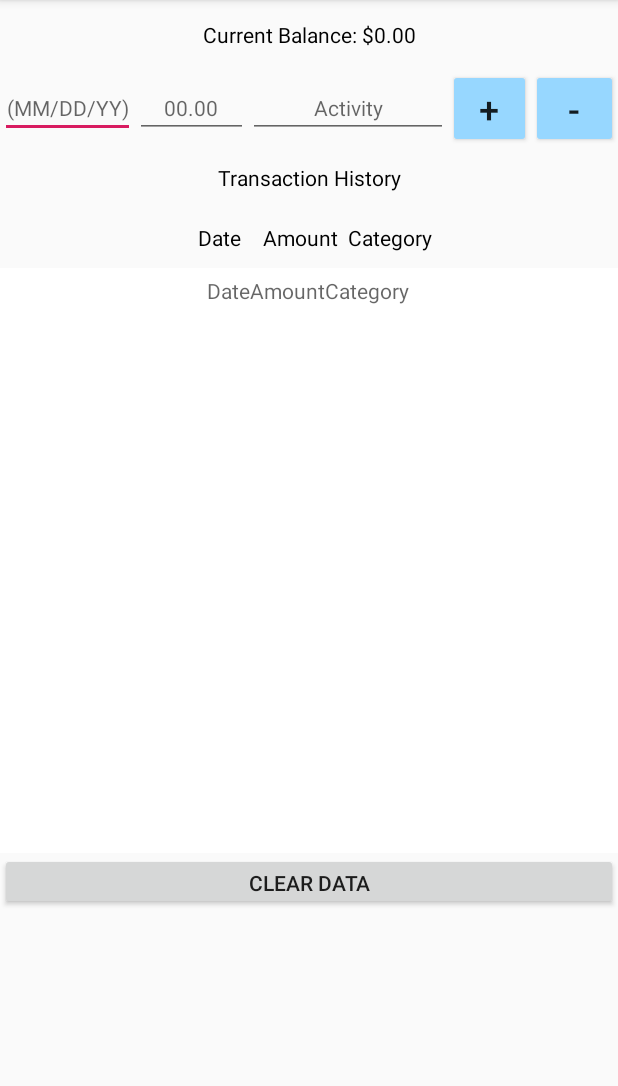
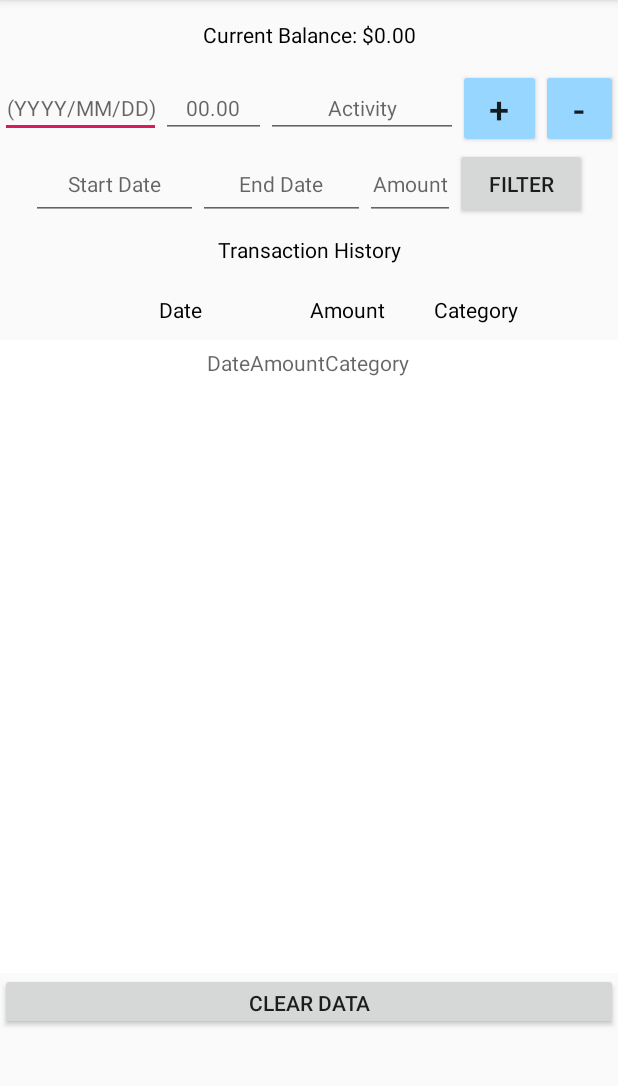
Before and after one commit to umendoza93/MoneyMgmt_v2, an Android app: the screen it shows after launch (MainActivity), on a phone screen of 412 x 824 dp, the part 84-1170 px from its top. Run offline under Robolectric (Android 15) with nearby library versions, the phone set to English and light mode, and no system bars; 3 statements that could not run were skipped.

Commit message:
added database filter for assignment 5

```diff
--- a/app/src/main/java/com/example/moneymgmt_v2/MainActivity.java
+++ b/app/src/main/java/com/example/moneymgmt_v2/MainActivity.java
@@ -17,8 +17,8 @@ import android.widget.TextView;
 import android.widget.Toast;
 
 public class MainActivity extends AppCompatActivity {
-    Button btnPlus,btnMinus,btnClr;
-    EditText dateLine,amtLine,infoLine;
+    Button btnPlus,btnMinus,btnClr,btnFilter;
+    EditText dateLine,amtLine,infoLine,startDate,endDate,filterAmt;
     TextView blnLine,tblDateLIne, tblAmtLine, tblInfoLine;
     TableRow mainRow;
     SQLiteDatabase db;
@@ -36,10 +36,14 @@ public class MainActivity extends AppCompatActivity {
         tblInfoLine = findViewById(R.id.tblCatID);
         tblAmtLine = findViewById(R.id.tblAmtID);
         blnLine = findViewById(R.id.blnID);
+        startDate = findViewById(R.id.startDate);
+        endDate = findViewById(R.id.endDate);
+        filterAmt = findViewById(R.id.filterAmt);
 
         btnPlus = findViewById(R.id.btnPlus);
         btnMinus = findViewById(R.id.btnMinus);
         btnClr = findViewById(R.id.clrID);
+        btnFilter = findViewById(R.id.btnFilter);
 
         // Set current balance at the top and populate the content body
         db = openOrCreateDatabase("transaction.db", Context.MODE_PRIVATE,null);
@@ -121,6 +125,53 @@ public class MainActivity extends AppCompatActivity {
             }
         });
 
+        btnFilter.setOnClickListener(new View.OnClickListener() {
+            @Override
+            public void onClick(View v) {
+                tblDateLIne.setText("");
+                tblAmtLine.setText("");
+                tblInfoLine.setText("");
+                Cursor cursor;
+
+                if (!(startDate.getText().toString().isEmpty())) {
+
+                    String sql = "SELECT * FROM Transactions WHERE Date>=\"" + startDate.getText().toString() +"\"";
+                    Log.i("Info",sql);
+                    cursor = db.rawQuery(sql,null);
+
+                }
+                else if (!(startDate.getText().toString().isEmpty())&& !(endDate.getText().toString().isEmpty())) {
+                    String sql = "SELECT * FROM Transactions WHERE Date BETWEEN\"" + startDate.getText().toString() +
+                            "\" AND \"" + endDate.getText().toString() + "\"";
+                    Log.i("INFO", sql);
+                    cursor = db.rawQuery(sql, null);
+                }
+
+                /*while (cursor.moveToNext()) {
+                    String date = cursor.getString(0);
+                    double amt = cursor.getDouble(1);
+                    String cat = cursor.getString(2);
+
+                    String line1 = tblDateLIne.getText().toString();
+                    String line2 = tblAmtLine.getText().toString();
+                    String line3 = tblInfoLine.getText().toString();
+
+                    if (line1.length() == 0) {
+                        line1 = date;
+                        line2 = String.valueOf(amt);
+                        line3 = cat;
+                    } else {
+                        line1 = line1 + "\n" + date;
+                        line2 = line2 + "\n" + amt;
+                        line3 = line3 + "\n" + cat;
+                    }
+
+                    tblDateLIne.setText(line1);
+                    tblAmtLine.setText(line2);
+                    tblInfoLine.setText(line3);
+                }*/
+            }
+        });
     }
 
     // This will save the activity to the database
@@ -132,7 +183,6 @@ public class MainActivity extends AppCompatActivity {
 
         String sql = "INSERT INTO Transactions VALUES " + activity.toSQL();
         db.execSQL(sql);
-
 
     }
 
--- a/app/src/main/res/layout/activity_main.xml
+++ b/app/src/main/res/layout/activity_main.xml
@@ -32,7 +32,7 @@
             android:layout_height="wrap_content"
             android:layout_gravity="center"
             android:gravity="center"
-            android:hint="(MM/DD/YY)"
+            android:hint="(YYYY/MM/DD)"
             android:inputType="date"
             android:textSize="14sp" />
 
@@ -83,6 +83,42 @@
         android:layout_height="625dp"
         android:orientation="vertical">
 
+        <TableRow
+            android:id="@+id/filterHeader"
+            android:layout_width="fill_parent"
+            android:layout_height="44dp"
+            android:gravity="center"
+            android:text="Stuff here">
+
+            <EditText
+                android:id="@+id/startDate"
+                android:layout_height="match_parent"
+                android:layout_width="111dp"
+                android:gravity="center"
+                android:hint="Start Date"
+                android:textSize="14sp"/>
+
+            <EditText
+                android:id="@+id/endDate"
+                android:layout_width="111dp"
+                android:layout_height="match_parent"
+                android:gravity="center"
+                android:hint="End Date"
+                android:textSize="14sp"/>
+            <EditText
+                android:id="@+id/filterAmt"
+                android:layout_width="match_parent"
+                android:layout_height="match_parent"
+                android:gravity="center"
+                android:hint="Amount"
+                android:textSize="14sp"/>
+            <Button
+                android:id="@+id/btnFilter"
+                android:layout_height="match_parent"
+                android:layout_width="wrap_content"
+                android:text="Filter" />
+
+        </TableRow>
 
         <TextView
             android:id="@+id/txtID2"
@@ -91,6 +127,7 @@
             android:gravity="center|center_vertical"
             android:text="Transaction History"
             android:textColor="#000000" />
+
 
         <TableRow
             android:id="@+id/headerID"
@@ -129,7 +166,7 @@
         <ScrollView
             android:id="@+id/scrollID"
             android:layout_width="match_parent"
-            android:layout_height="390dp"
+            android:layout_height="422dp"
             android:layout_gravity="center"
             android:background="#FFFFFF"
             android:textColor="#000000"
```
